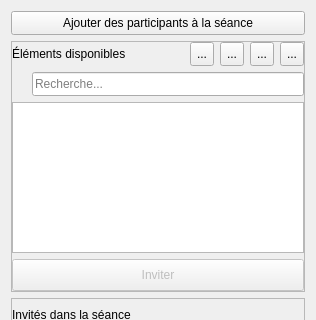
introlab/openteraplus, file client/src/SessionInviteWidget.ui: the form before one commit; both pictures show x 0 to 316 and y 0 to 320 of the 316 by 529 pixel window.
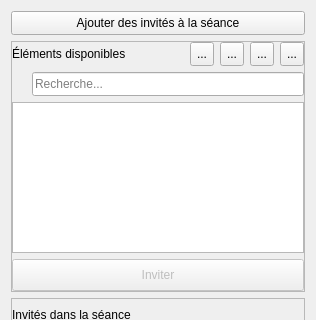
The form after the commit. Icons and pictures are not drawn.

```diff
--- a/client/src/SessionInviteWidget.ui
+++ b/client/src/SessionInviteWidget.ui
@@ -30,7 +30,7 @@
       <cursorShape>PointingHandCursor</cursorShape>
      </property>
      <property name="text">
-      <string>Ajouter des participants à la séance</string>
+      <string>Ajouter des invités à la séance</string>
      </property>
      <property name="icon">
       <iconset resource="../resources/TeraClient.qrc">
```
